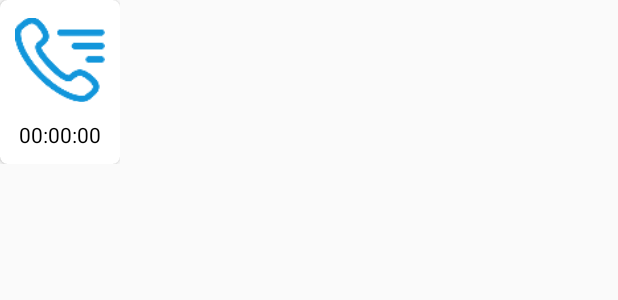
After one commit to oneandtwothree/mazhaoze, an Android app: the layout layout_chat_small_audio.xml on its own in the app's theme, with its tools: preview values and no code run, on a phone screen of 412 x 824 dp. The commit adds this screen. Shown: the top 300 px of the screen. Run offline under Robolectric (Android 15) with nearby library versions, the light colour scheme and no system bars.

Commit message:
实现语音通话的小窗口

```diff
--- /dev/null
+++ b/app/src/main/res/layout/layout_chat_small_audio.xml
@@ -0,0 +1,39 @@
+<?xml version="1.0" encoding="utf-8"?>
+<LinearLayout xmlns:android="http://schemas.android.com/apk/res/android"
+    xmlns:app="http://schemas.android.com/apk/res-auto"
+    android:layout_width="wrap_content"
+    android:layout_height="wrap_content"
+    android:id="@+id/mSmallLayout"
+    android:orientation="vertical">
+
+    <androidx.cardview.widget.CardView
+        android:layout_width="wrap_content"
+        android:layout_height="wrap_content"
+        android:background="@android:color/white"
+        app:cardCornerRadius="5dp">
+
+        <LinearLayout
+            android:layout_width="match_parent"
+            android:layout_height="match_parent"
+            android:layout_margin="10dp"
+            android:gravity="center"
+            android:orientation="vertical">
+
+            <ImageView
+                android:layout_width="60dp"
+                android:layout_height="60dp"
+                android:src="@drawable/img_calling_icon" />
+
+            <TextView
+                android:id="@+id/mSmallTime"
+                android:layout_width="wrap_content"
+                android:layout_height="wrap_content"
+                android:layout_marginTop="10dp"
+                android:text="00:00:00"
+                android:textColor="@android:color/black" />
+
+        </LinearLayout>
+
+    </androidx.cardview.widget.CardView>
+
+</LinearLayout>
```
Also changed, not shown: app/src/main/java/com/example/liaoapp/service/CloudService.java (+79 -1 lines), app/src/main/res/layout/fragment_me.xml (+0 -30 lines), framework/src/main/java/com/example/framework/helper/WindowHelper.java (+16 -0 lines).
